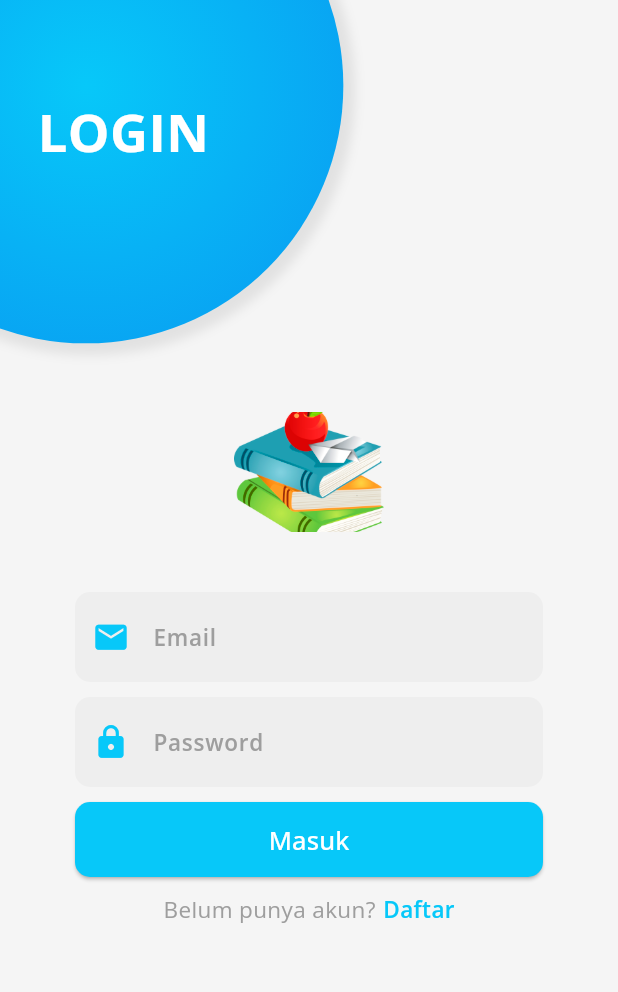
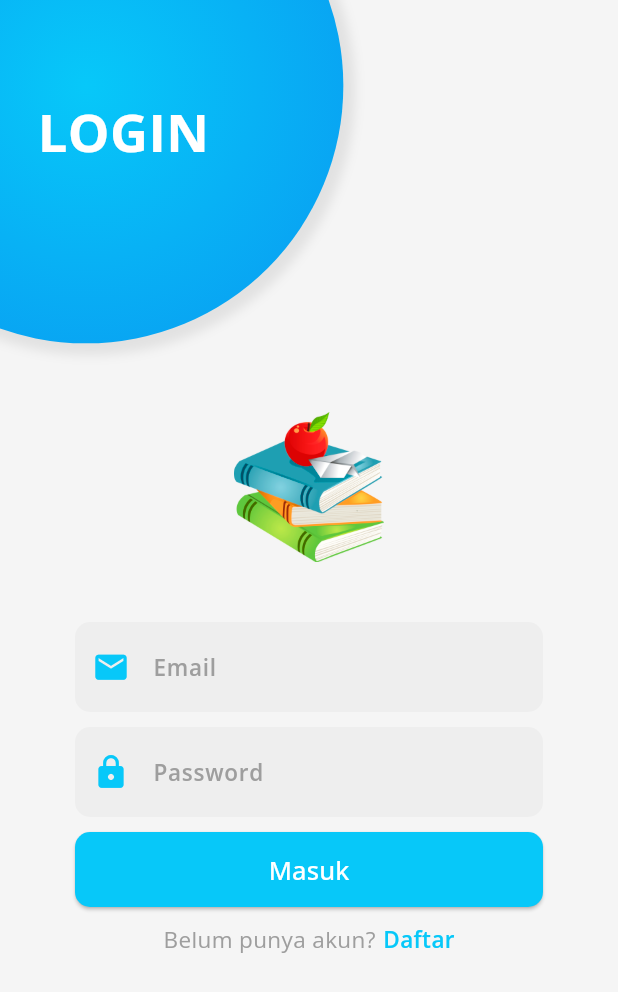
Before and after one commit to JuniorDeveloper17/Book-collection-project-using-Api-in-flutter, a Flutter app: the screen it shows after launch, on a phone screen of 412 x 824 dp. Shown: the top 992 px of the screen. Run offline on Flutter 3.47's test engine with Material 2 defaults, Android fonts, the light colour scheme and no system bars; our stand-ins replace avatar_glow, date_time_picker, dio, flutter_spinkit, get, google_fonts and 3 more.

Commit message:
Update logo-auth.dart

```diff
--- a/lib/auth/widget/logo-auth.dart
+++ b/lib/auth/widget/logo-auth.dart
@@ -11,7 +11,7 @@ class LogoAuth extends StatelessWidget {
       mainAxisAlignment: MainAxisAlignment.center,
       children: [
         Container(
-          height: 80,
+          height: 100,
           width: 100,
           decoration: BoxDecoration(
               image: DecorationImage(
```
